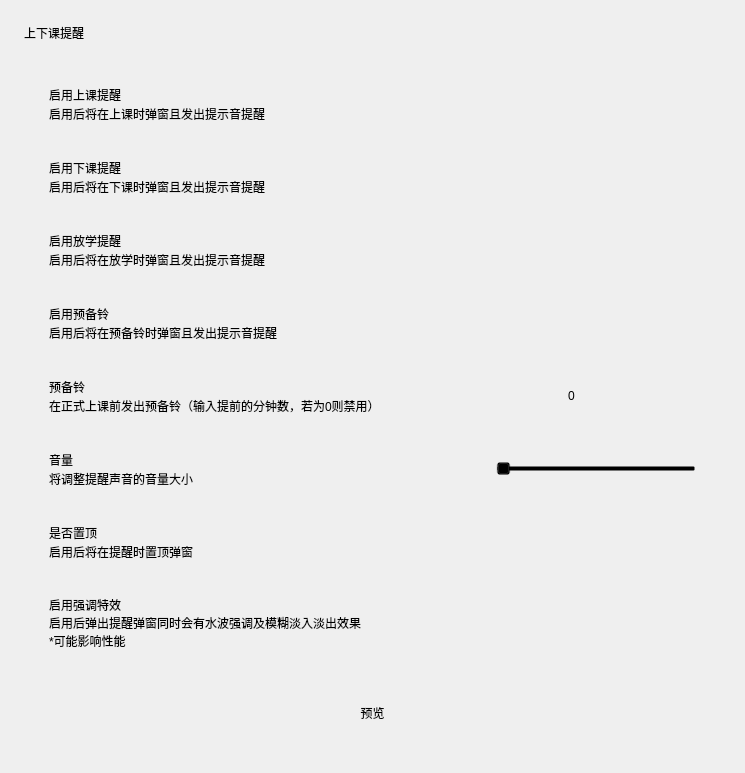
First picture: the form in view/menu/sound.ui, repository baiyao105/Class-Widgets, before the edit.
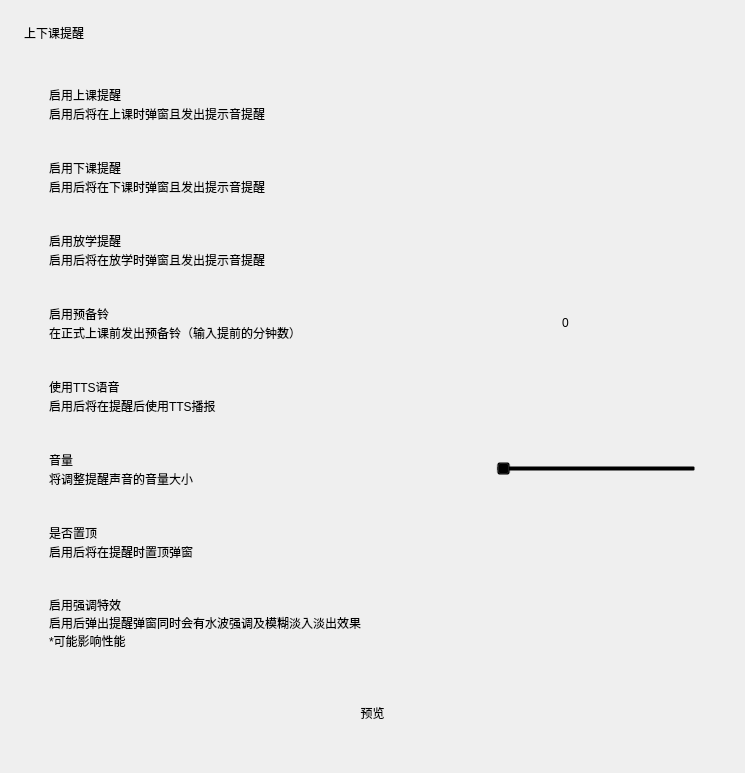
Second picture: the form after the edit. Custom widgets are drawn as their Qt base class.

Commit message: feat(TTS): TTS语音初步对接

The edit to the form file:
```diff
--- a/view/menu/sound.ui
+++ b/view/menu/sound.ui
@@ -56,7 +56,7 @@
         <x>0</x>
         <y>0</y>
         <width>697</width>
-        <height>823</height>
+        <height>734</height>
        </rect>
       </property>
       <layout class="QVBoxLayout" name="verticalLayout_9">
@@ -299,84 +299,6 @@
            </layout>
           </widget>
          </item>
-         <item>
-          <widget class="CardWidget" name="CardWidget_11">
-           <property name="minimumSize">
-            <size>
-             <width>0</width>
-             <height>70</height>
-            </size>
-           </property>
-           <layout class="QHBoxLayout" name="horizontalLayout_10">
-            <property name="leftMargin">
-             <number>16</number>
-            </property>
-            <property name="topMargin">
-             <number>16</number>
-            </property>
-            <property name="rightMargin">
-             <number>16</number>
-            </property>
-            <property name="bottomMargin">
-             <number>16</number>
-            </property>
-            <item>
-             <layout class="QVBoxLayout" name="verticalLayout_16">
-              <property name="spacing">
-               <number>0</number>
-              </property>
-              <item>
-               <widget class="StrongBodyLabel" name="StrongBodyLabel_10">
-                <property name="sizePolicy">
-                 <sizepolicy hsizetype="Expanding" vsizetype="Preferred">
-                  <horstretch>0</horstretch>
-                  <verstretch>0</verstretch>
-                 </sizepolicy>
-                </property>
-                <property name="text">
-                 <string>启用预备铃</string>
-                </property>
-               </widget>
-              </item>
-              <item>
-               <widget class="CaptionLabel" name="CaptionLabel_11">
-                <property name="text">
-                 <string>启用后将在预备铃时弹窗且发出提示音提醒</string>
-                </property>
-                <property name="wordWrap">
-                 <bool>true</bool>
-                </property>
-                <property name="lightColor" stdset="0">
-                 <color alpha="150">
-                  <red>0</red>
-                  <green>0</green>
-                  <blue>0</blue>
-                 </color>
-                </property>
-                <property name="darkColor" stdset="0">
-                 <color alpha="200">
-                  <red>255</red>
-                  <green>255</green>
-                  <blue>255</blue>
-                 </color>
-                </property>
-               </widget>
-              </item>
-             </layout>
-            </item>
-            <item>
-             <widget class="SwitchButton" name="switch_enable_prepare">
-              <property name="onText">
-               <string>启用</string>
-              </property>
-              <property name="offText">
-               <string>禁用</string>
-              </property>
-             </widget>
-            </item>
-           </layout>
-          </widget>
-         </item>
          <item>
           <widget class="CardWidget" name="CardWidget_8">
            <property name="minimumSize">
@@ -412,14 +334,14 @@
                  </sizepolicy>
                 </property>
                 <property name="text">
-                 <string>预备铃</string>
+                 <string>启用预备铃</string>
                 </property>
                </widget>
               </item>
               <item>
                <widget class="CaptionLabel" name="CaptionLabel_8">
                 <property name="text">
-                 <string>在正式上课前发出预备铃（输入提前的分钟数，若为0则禁用）</string>
+                 <string>在正式上课前发出预备铃（输入提前的分钟数）</string>
                 </property>
                 <property name="wordWrap">
                  <bool>true</bool>
@@ -455,6 +377,94 @@
               </property>
              </widget>
             </item>
+            <item>
+             <widget class="SwitchButton" name="switch_enable_prepare">
+              <property name="onText">
+               <string>启用</string>
+              </property>
+              <property name="offText">
+               <string>禁用</string>
+              </property>
+             </widget>
+            </item>
+           </layout>
+          </widget>
+         </item>
+         <item>
+          <widget class="CardWidget" name="CardWidget_13">
+           <property name="minimumSize">
+            <size>
+             <width>0</width>
+             <height>70</height>
+            </size>
+           </property>
+           <layout class="QHBoxLayout" name="horizontalLayout_14">
+            <property name="leftMargin">
+             <number>16</number>
+            </property>
+            <property name="topMargin">
+             <number>16</number>
+            </property>
+            <property name="rightMargin">
+             <number>16</number>
+            </property>
+            <property name="bottomMargin">
+             <number>16</number>
+            </property>
+            <item>
+             <layout class="QVBoxLayout" name="verticalLayout_18">
+              <property name="spacing">
+               <number>0</number>
+              </property>
+              <item>
+               <widget class="StrongBodyLabel" name="StrongBodyLabel_14">
+                <property name="sizePolicy">
+                 <sizepolicy hsizetype="Expanding" vsizetype="Preferred">
+                  <horstretch>0</horstretch>
+                  <verstretch>0</verstretch>
+                 </sizepolicy>
+                </property>
+                <property name="text">
+                 <string>使用TTS语音</string>
+                </property>
+               </widget>
+              </item>
+              <item>
+               <widget class="CaptionLabel" name="CaptionLabel_13">
+                <property name="text">
+                 <string>启用后将在提醒后使用TTS播报</string>
+                </property>
+                <property name="lightColor" stdset="0">
+                 <color alpha="150">
+                  <red>0</red>
+                  <green>0</green>
+                  <blue>0</blue>
+                 </color>
+                </property>
+                <property name="darkColor" stdset="0">
+                 <color alpha="200">
+                  <red>255</red>
+                  <green>255</green>
+                  <blue>255</blue>
+                 </color>
+                </property>
+               </widget>
+              </item>
+             </layout>
+            </item>
+            <item>
+             <widget class="ComboBox" name="voice_selector"/>
+            </item>
+            <item>
+             <widget class="SwitchButton" name="switch_enable_TTS">
+              <property name="onText">
+               <string>启用</string>
+              </property>
+              <property name="offText">
+               <string>禁用</string>
+              </property>
+             </widget>
+            </item>
            </layout>
           </widget>
          </item>
@@ -774,6 +784,11 @@
   </layout>
  </widget>
  <customwidgets>
+  <customwidget>
+   <class>ComboBox</class>
+   <extends>QPushButton</extends>
+   <header>qfluentwidgets</header>
+  </customwidget>
   <customwidget>
    <class>PushButton</class>
    <extends>QPushButton</extends>
```
The commit also changes 4 other files.
